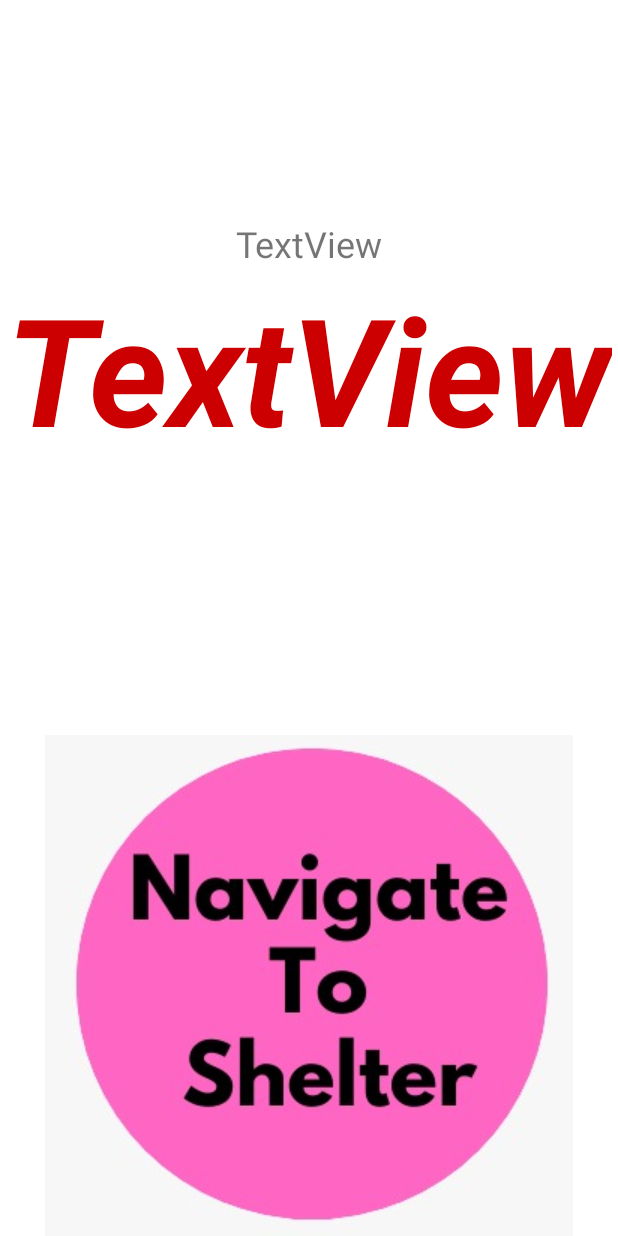
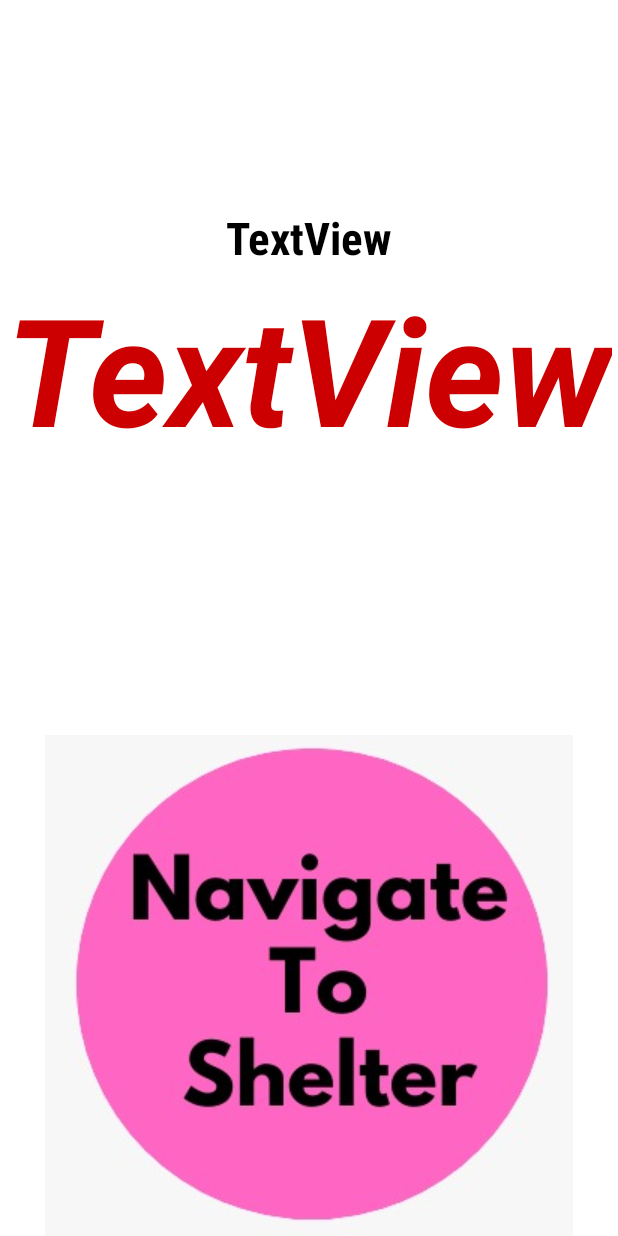
Before and after one commit to moshBengi/ShareMyShelter, an Android app: the layout activity_red_color2.xml on its own in the app's theme, with its tools: preview values and no code run, on a phone screen of 412 x 824 dp. Run offline under Robolectric (Android 15) with nearby library versions, the phone set to English and light mode, and no system bars.

```diff
--- a/app/src/main/java/com/example/sharemyshelter/AddShelter.java
+++ b/app/src/main/java/com/example/sharemyshelter/AddShelter.java
@@ -54,7 +54,7 @@ public class AddShelter extends AppCompatActivity {
     }
 
     private void startAlarm() {
-        ListenerService.timer(2);
+        ListenerService.timer(10);
         Shelter nearestShelter = ListenerService.findClosestLocation(((ShelterApp) getApplicationContext()).getShelters(),35.196982 , 31.777692, 100);
 
         Intent intentToBroadcast = new Intent("redColor");
--- a/app/src/main/java/com/example/sharemyshelter/ListenerService.java
+++ b/app/src/main/java/com/example/sharemyshelter/ListenerService.java
@@ -21,7 +21,7 @@ public class ListenerService extends IntentService {
     protected void onHandleIntent(@Nullable Intent intent) {
         Log.i("myTest", "ListenerService");
 
-        timer(2);
+        timer(15);
 
         Shelter nearestShelter = findClosestLocation(((ShelterApp) getApplicationContext()).getShelters(),35.196982 , 31.777692, 1000);
         Intent intentToBroadcast = new Intent("redColor");
--- a/app/src/main/java/com/example/sharemyshelter/MainActivity.java
+++ b/app/src/main/java/com/example/sharemyshelter/MainActivity.java
@@ -105,7 +105,7 @@ public class MainActivity extends AppCompatActivity implements LocationListener
 
     private void AddKnownShelters(ArrayList<Shelter> shelters) {
         shelters.add(new Shelter("הבור בקריה", "Tel Aviv", "שאול המלך 14", "הבור בקר\"", 34.788810, 32.075694));
-        shelters.add(new Shelter("papic", "jeru", "בניין שפרינצק", "shelter in papik", 35.196117, 31.777962));
+//        shelters.add(new Shelter("papic", "jeru", "בניין שפרינצק", "shelter in papik", 35.196117, 31.777962));
         shelters.add(new Shelter("hadasa har hazofim shelter", "jeru", "מרכז רפואי הדסה הר הצופים", "shelter in hadasa har hzofim", 35.242502, 31.797495));
         shelters.add(new Shelter("hadasa ein carem shelter", "jeru", "הדסה עין כרם", "shelter in ein carem", 35.150087, 31.765108));
         shelters.add(new Shelter("mevaseret zion shelter", "jeru", "מבשרת ירושלים", "shelter inmevaseret zion", 35.157417, 31.802206));
--- a/app/src/main/res/layout/activity_red_color2.xml
+++ b/app/src/main/res/layout/activity_red_color2.xml
@@ -24,8 +24,11 @@
         android:id="@+id/shelterInfoTextView"
         android:layout_width="wrap_content"
         android:layout_height="wrap_content"
+        android:fontFamily="sans-serif-condensed"
         android:text="TextView"
-        android:textSize="24sp"
+        android:textSize="30sp"
+        android:textStyle="bold"
+        android:textColor="@color/black"
         app:layout_constraintBottom_toTopOf="@+id/alertTextView"
         app:layout_constraintEnd_toEndOf="parent"
         app:layout_constraintStart_toStartOf="parent" />
```
